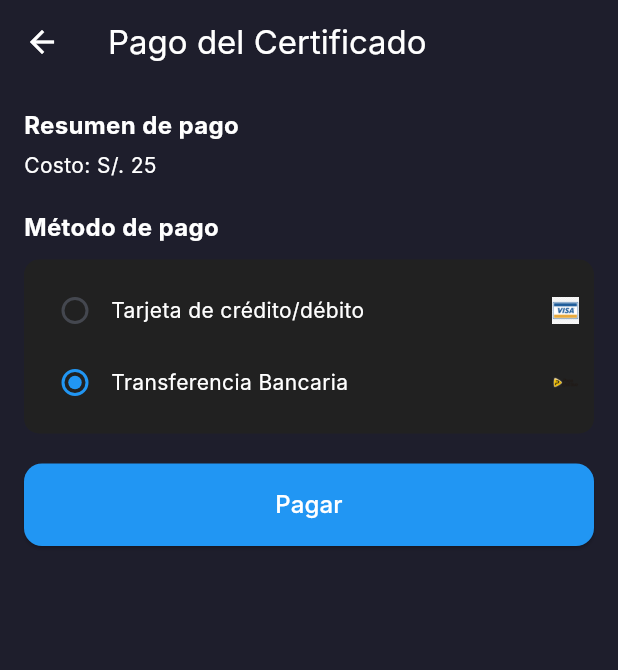
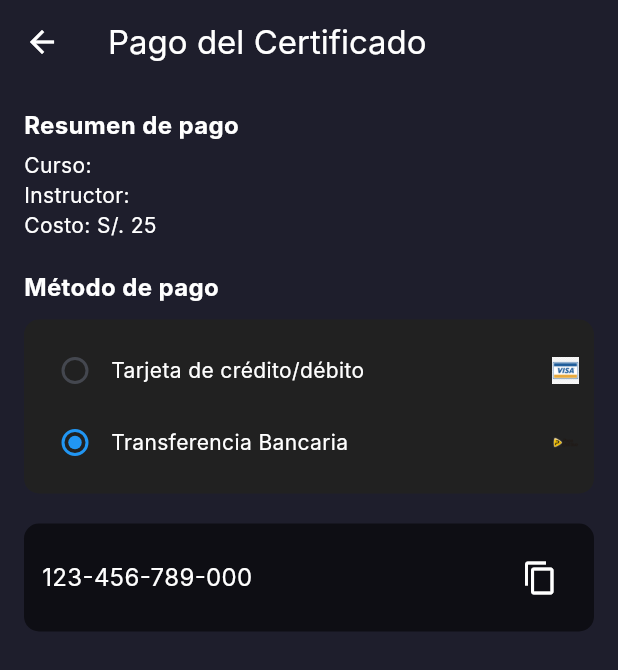
Before and after one commit to LuisBDev/frontend-oev-mooc-flutter, a Flutter app: the CertificadoPagoScreen screen opened directly with empty values, after a tap on "Transferencia Bancaria", on a phone screen of 412 x 824 dp. Shown: the top 670 px of the screen. Run offline on Flutter 3.47's test engine with Material 3 defaults, Android fonts, the phone set to English and light mode, and no system bars; our stand-ins replace dio, flutter_dotenv, flutter_riverpod, formz, go_router, shared_preferences; accounts and stored records are empty; Roboto replaces fonts that are missing (Inter).

Commit message:
Actualizaciones certificado pago

```diff
--- a/lib/presentation/screens/course/certificado_pago.dart
+++ b/lib/presentation/screens/course/certificado_pago.dart
@@ -21,6 +21,13 @@
       'Tarjeta de crédito/débito'; // Método por defecto
   final String cuentaInterbancaria = '123-456-789-000';
   final String cuentaVisa = '987-654-321-000';
+
+  bool _isPaymentInfoComplete() {
+    return cardNumber.length == 16 &&
+        cardHolder.isNotEmpty &&
+        expiryDate != 'MM/AA' &&
+        expiryDate.isNotEmpty;
+  }
 
   Future<void> _selectExpiryDate(BuildContext context) async {
     DateTime now = DateTime.now();
@@ -105,13 +112,19 @@
             // Resumen de pago
             Text('Resumen de pago', style: _titleStyle),
             const SizedBox(height: 5),
+            Text('Curso: ${widget.courseEnrolled.courseName}',
+                style: _textStyle),
+            Text('Instructor: ${widget.courseEnrolled.instructorName}',
+                style: _textStyle),
             Text('Costo: S/. 25', style: _textStyle),
             const SizedBox(height: 20),
-
             // Métodos de pago
             Text('Método de pago', style: _titleStyle),
             const SizedBox(height: 10),
             _buildPaymentMethods(),
+            // Cuadro separado con CCI si se elige transferencia bancaria
+            if (selectedPaymentMethod == 'Transferencia Bancaria')
+              _buildCCIBankInfo(),
 
             if (selectedPaymentMethod == 'Tarjeta de crédito/débito') ...[
               // Tarjeta de crédito
@@ -141,6 +154,9 @@
                   Expanded(
                     child: _buildTextField(
                       'CVC',
+                      onChanged: (value) {
+                        setState(() {});
+                      },
                       isNumber: true,
                       inputFormatters: [
                         FilteringTextInputFormatter.digitsOnly,
@@ -152,10 +168,9 @@
                   Expanded(child: _buildDateField()),
                 ],
               ),
+              const SizedBox(height: 20),
+              _buildPayButton(),
             ],
-
-            const SizedBox(height: 20),
-            _buildPayButton(),
           ],
         ),
       ),
@@ -254,6 +269,37 @@
     );
   }
 
+  Widget _buildCCIBankInfo() {
+    return Container(
+      margin: const EdgeInsets.only(top: 20),
+      padding: const EdgeInsets.all(12),
+      decoration: BoxDecoration(
+        color: Colors.black54,
+        borderRadius: BorderRadius.circular(10),
+      ),
+      child: Row(
+        mainAxisAlignment: MainAxisAlignment.spaceBetween,
+        children: [
+          Expanded(
+            child: Text(
+              cuentaInterbancaria, // CCI genérico
+              style: const TextStyle(color: Colors.white, fontSize: 16),
+            ),
+          ),
+          IconButton(
+            icon: const Icon(Icons.copy, color: Colors.white),
+            onPressed: () {
+              Clipboard.setData(ClipboardData(text: cuentaInterbancaria));
+              ScaffoldMessenger.of(context).showSnackBar(
+                const SnackBar(content: Text('CCI copiado al portapapeles')),
+              );
+            },
+          ),
+        ],
+      ),
+    );
+  }
+
   Widget _buildPaymentOption(String title, String asset) {
     return InkWell(
       onTap: () {
@@ -290,7 +336,12 @@
       child: TextField(
         keyboardType: isNumber ? TextInputType.number : TextInputType.text,
         style: const TextStyle(color: Colors.white),
-        onChanged: onChanged,
+        onChanged: (value) {
+          setState(() {});
+          if (onChanged != null) {
+            onChanged(value);
+          }
+        },
         inputFormatters: inputFormatters,
         decoration: InputDecoration(
           labelText: label,
@@ -307,14 +358,14 @@
   }
 
   Widget _buildPayButton() {
+    bool isEnabled = _isPaymentInfoComplete();
+
     return SizedBox(
       width: double.infinity,
       child: ElevatedButton(
-        onPressed: () {
-          _showPaymentCompletedDialog(); // Show the payment completed dialog
-        },
+        onPressed: isEnabled ? _showPaymentCompletedDialog : null,
         style: ElevatedButton.styleFrom(
-          backgroundColor: Colors.blue,
+          backgroundColor: isEnabled ? Colors.blue : Colors.grey,
           foregroundColor: Colors.white,
           padding: const EdgeInsets.symmetric(vertical: 16),
           shape: RoundedRectangleBorder(
```
Also changed, not shown: 4 other files.
